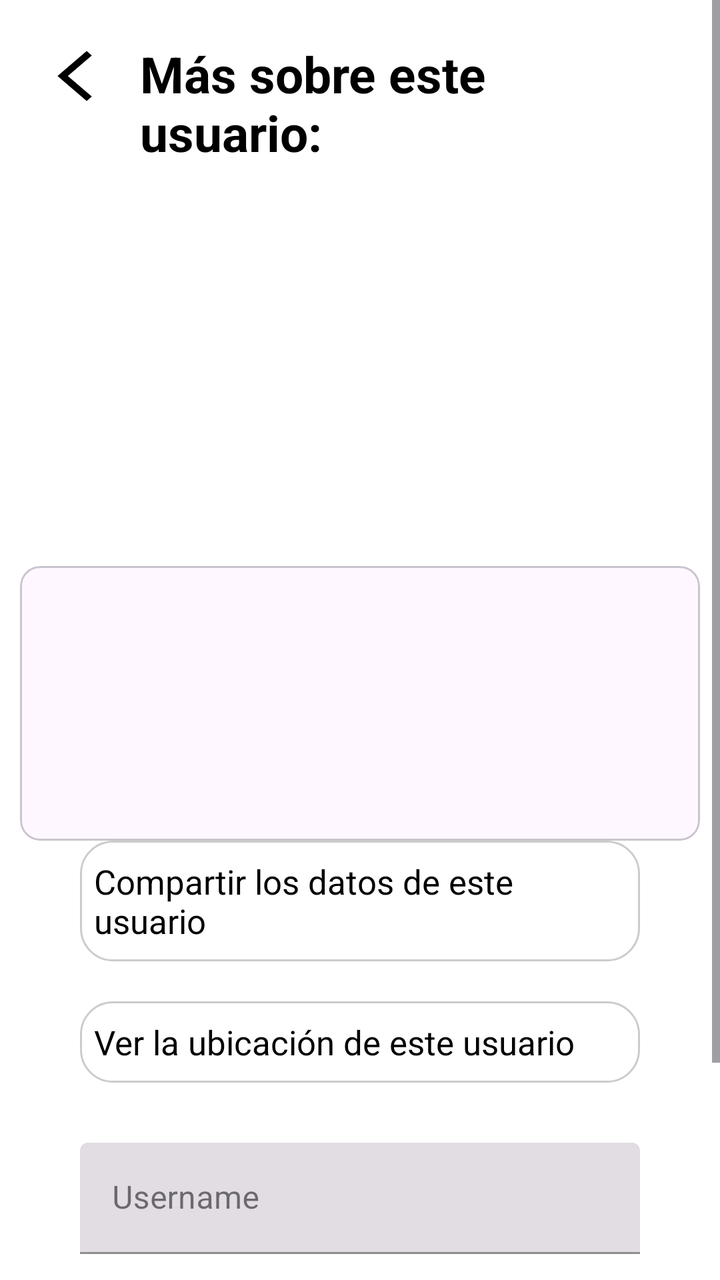
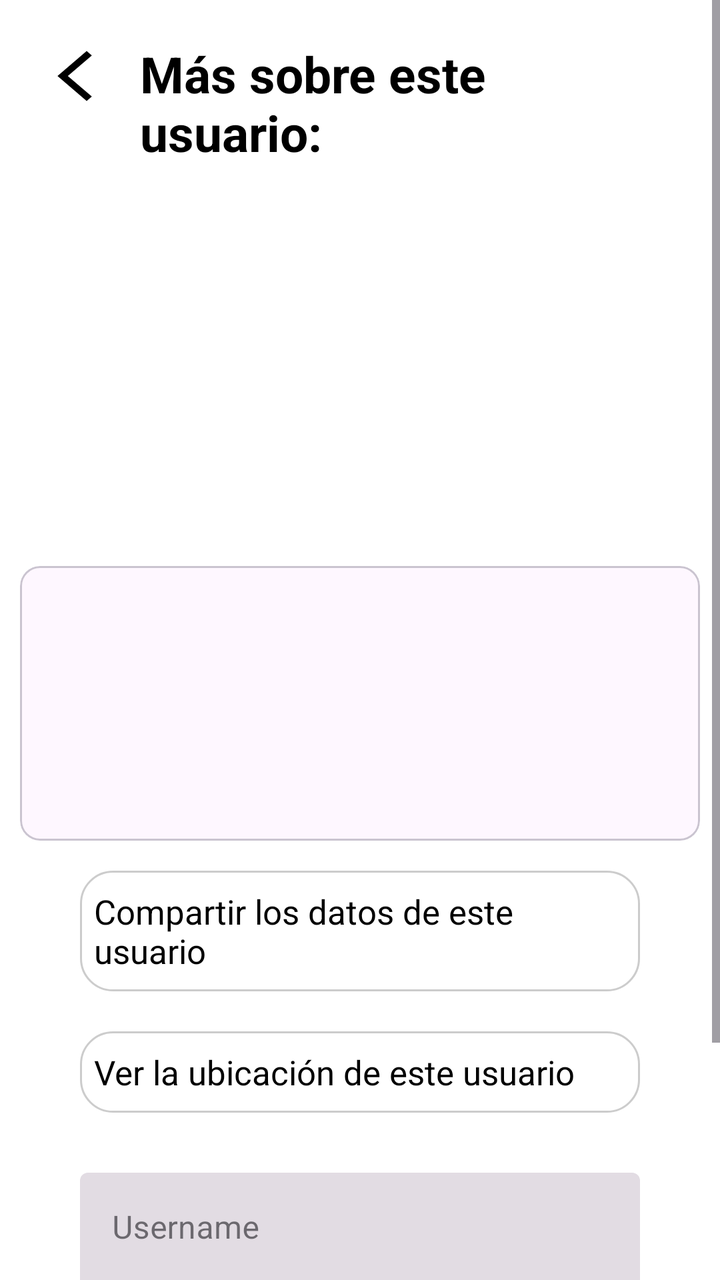

An Android layout rendered at two revisions. The XML below is the earlier revision; the diff shows what the commit changed to produce the second picture.
<!-- AndroidManifest.xml: application theme Theme.ExamenPrueba1 -->
<!-- res/layout/activity_user_data.xml -->
<?xml version="1.0" encoding="utf-8"?>
<ScrollView xmlns:android="http://schemas.android.com/apk/res/android"
    xmlns:tools="http://schemas.android.com/tools"
    android:layout_width="match_parent"
    android:layout_height="match_parent"
    xmlns:app="http://schemas.android.com/apk/res-auto"
    android:background="@color/white"
    tools:context=".MainActivity">

    <androidx.constraintlayout.widget.ConstraintLayout
        android:layout_width="match_parent"
        android:layout_height="match_parent">
    <LinearLayout
        android:layout_width="match_parent"
        android:layout_height="wrap_content"
        android:orientation="vertical"
        app:layout_constraintTop_toTopOf="parent"
        app:layout_constraintStart_toStartOf="parent"
        android:padding="10dp"
        >

        <LinearLayout
            android:id="@+id/top"
            android:layout_width="match_parent"
            android:layout_height="wrap_content"
            app:layout_constraintTop_toTopOf="parent"
            app:layout_constraintStart_toStartOf="parent"
            android:padding="10dp"
            >
            <ImageView
                android:id="@+id/back"
                android:layout_width="35dp"
                android:layout_height="30dp"
                android:layout_marginRight="15dp"
                android:layout_marginTop="3dp"
                android:background="@drawable/baseline_arrow_back_ios_new_24"
                >
            </ImageView>

            <TextView
                android:layout_width="wrap_content"
                android:layout_height="wrap_content"
                android:text="Más sobre este usuario:"
                android:textStyle="bold"
                android:textSize="25sp"
                android:layout_gravity="center"
                android:textColor="@color/black"/>
        </LinearLayout>



            <LinearLayout
                android:layout_width="match_parent"
                android:layout_height="wrap_content"
                android:orientation="vertical"
                android:layout_marginTop="0dp"
                android:padding="15dp">

                <ImageView
                    android:id="@+id/image"
                    android:layout_width="150dp"
                    android:layout_height="150dp"
                    android:layout_gravity="center"/>

            </LinearLayout>

            <com.google.android.material.card.MaterialCardView
                android:layout_width="match_parent"
                android:layout_height="wrap_content"
                android:layout_marginTop="10dp"
                app:cardCornerRadius="10dp">

                <LinearLayout
                    android:layout_width="match_parent"
                    android:layout_height="wrap_content"
                    android:orientation="vertical"
                    android:padding="15dp">
                    <RelativeLayout
                        android:layout_width="match_parent"
                        android:layout_height="wrap_content"
                        android:orientation="horizontal"
                        android:padding="5dp">
                        <LinearLayout
                            android:id="@+id/txt"
                            android:layout_width="match_parent"
                            android:layout_height="wrap_content"
                            android:layout_alignParentTop="true"
                            android:layout_marginStart="4dp"
                            android:layout_marginTop="2dp"
                            android:orientation="vertical"
                            android:layout_marginLeft="4dp"
                            android:layout_marginBottom="5dp">

                            <TextView
                                android:id="@+id/street"
                                android:layout_width="wrap_content"
                                android:layout_height="wrap_content"
                                android:layout_marginBottom="2dp"
                                android:textSize="20sp"
                                android:textStyle="bold"
                                >
                            </TextView>
                            <TextView
                                android:id="@+id/stct"
                                android:layout_width="wrap_content"
                                android:layout_height="wrap_content"
                                android:layout_marginTop="5dp"
                                android:textSize="20sp"
                                android:textStyle="bold"
                                >
                            </TextView>
                            <TextView
                                android:id="@+id/phone"
                                android:layout_width="wrap_content"
                                android:layout_height="wrap_content"
                                android:layout_marginTop="5dp"
                                android:textSize="18dp"
                                >
                            </TextView>


                        </LinearLayout>
                    </RelativeLayout>

                </LinearLayout>

            </com.google.android.material.card.MaterialCardView>

            <LinearLayout
                android:layout_width="match_parent"
                android:layout_height="wrap_content"
                android:orientation="vertical"
                android:paddingLeft="30dp"
                android:paddingRight="30dp">

                <LinearLayout
                    android:id="@+id/contact"
                    android:layout_width="wrap_content"
                    android:layout_height="wrap_content"
                    android:orientation="horizontal"
                    android:background="@drawable/rounded"
                    android:padding="5dp">
                    <LinearLayout
                        android:id="@+id/share"
                        android:layout_width="wrap_content"
                        android:layout_height="wrap_content"
                        android:layout_marginTop="2dp"
                        android:padding="2dp"
                        android:layout_toStartOf="@+id/icon"
                        android:orientation="vertical">

                        <TextView
                            android:id="@+id/textContact"
                            android:layout_height="wrap_content"
                            android:layout_width="wrap_content"
                            android:layout_marginBottom="2dp"
                            android:textColor="@color/black"
                            android:textSize="17sp"
                            android:text="Compartir los datos de este usuario"
                            ></TextView>
                    </LinearLayout>
                    <ImageView
                        android:id="@+id/iconShare"
                        android:layout_width="wrap_content"
                        android:layout_height="wrap_content"
                        android:layout_alignParentRight="true"
                        android:layout_gravity="center"
                        android:paddingLeft="14dp"
                        android:paddingRight="14dp"
                        android:src="@drawable/baseline_share_24"></ImageView>
                </LinearLayout>

                <LinearLayout
                    android:layout_width="match_parent"
                    android:layout_height="match_parent"
                    android:orientation="vertical"
                    android:layout_marginTop="20dp">
                    <LinearLayout
                        android:background="@drawable/rounded"
                        android:id="@+id/ubicacion"
                        android:layout_width="wrap_content"
                        android:layout_height="wrap_content"
                        android:orientation="horizontal"
                        android:padding="5dp">
                        <LinearLayout
                            android:id="@+id/location"
                            android:layout_width="wrap_content"
                            android:layout_height="wrap_content"
                            android:layout_marginTop="2dp"
                            android:padding="2dp"
                            android:layout_toStartOf="@+id/icon"
                            android:orientation="vertical">

                            <TextView
                                android:id="@+id/text"
                                android:layout_width="match_parent"
                                android:layout_height="wrap_content"
                                android:layout_marginBottom="2dp"
                                android:textColor="@color/black"
                                android:textSize="17sp"
                                android:text="Ver la ubicación de este usuario"
                                ></TextView>
                        </LinearLayout>
                        <ImageView
                            android:id="@+id/icon"
                            android:layout_width="wrap_content"
                            android:layout_height="wrap_content"
                            android:layout_alignParentRight="true"
                            android:src="@drawable/baseline_location_on_24"
                            android:layout_gravity="center"
                            android:paddingLeft="14dp"
                            android:paddingRight="14dp"></ImageView>
                    </LinearLayout>
                </LinearLayout>


                <com.google.android.material.textfield.TextInputLayout
                    android:id="@+id/filledTextField"
                    android:layout_width="match_parent"
                    android:layout_height="wrap_content"
                    style="@style/Widget.MaterialComponents.TextInputLayout.FilledBox"
                    android:hint="Username">
                    <com.google.android.material.textfield.TextInputEditText
                        android:id="@+id/edit_username"
                        android:layout_width="match_parent"
                        android:layout_marginTop="30dp"
                        android:layout_height="wrap_content" />
                </com.google.android.material.textfield.TextInputLayout>
                <TextView
                    android:id="@+id/error_username"
                    android:layout_width="match_parent"
                    android:layout_height="wrap_content"
                    android:text="El nombre de usuario es obligatorio"
                    android:textColor="#FF0000"
                    android:textSize="12sp"
                    android:layout_marginBottom="8dp"
                    android:visibility="gone" />

                <com.google.android.material.textfield.TextInputLayout
                    android:id="@+id/filledTextField2"
                    android:layout_width="match_parent"
                    android:layout_height="wrap_content"
                    style="@style/Widget.MaterialComponents.TextInputLayout.FilledBox"
                    android:hint="Password"
                    app:passwordToggleEnabled="true">
                    <com.google.android.material.textfield.TextInputEditText
                        android:id="@+id/edit_password"
                        android:layout_marginTop="20dp"
                        android:layout_width="match_parent"
                        android:layout_height="wrap_content"
                        android:inputType="textPassword"/>
                </com.google.android.material.textfield.TextInputLayout>
                <TextView
                    android:id="@+id/error_password"
                    android:layout_width="match_parent"
                    android:layout_height="wrap_content"
                    android:text="La contraseña es obligatoria"
                    android:textColor="#FF0000"
                    android:textSize="12sp"
                    android:layout_marginBottom="8dp"
                    android:visibility="gone" />


                <com.google.android.material.button.MaterialButton
                    android:id="@+id/verify"
                    android:layout_width="wrap_content"
                    android:layout_height="wrap_content"
                    android:layout_marginTop="10dp"
                    android:background="@drawable/button_shape"
                    android:layout_gravity="center"
                    android:text="Verificar datos">
                </com.google.android.material.button.MaterialButton>

            </LinearLayout>


        </LinearLayout>


    </androidx.constraintlayout.widget.ConstraintLayout>

</ScrollView>
<!-- resources referenced by this layout -->
<resources>
  <color name="black">#FF000000</color>
  <color name="white">#FFFFFFFF</color>
  <!-- drawable baseline_arrow_back_ios_new_24 (drawable) -->
  <vector android:height="24dp" android:tint="#000000"
      android:viewportHeight="24" android:viewportWidth="24"
      android:width="24dp" xmlns:android="http://schemas.android.com/apk/res/android">
      <path android:fillColor="@android:color/white" android:pathData="M17.77,3.77l-1.77,-1.77l-10,10l10,10l1.77,-1.77l-8.23,-8.23z"/>
  </vector>
  <!-- drawable baseline_location_on_24 (drawable) -->
  <vector android:height="24dp" android:tint="#43284C"
      android:viewportHeight="24" android:viewportWidth="24"
      android:width="24dp" xmlns:android="http://schemas.android.com/apk/res/android">
      <path android:fillColor="@android:color/white" android:pathData="M12,2C8.13,2 5,5.13 5,9c0,5.25 7,13 7,13s7,-7.75 7,-13c0,-3.87 -3.13,-7 -7,-7zM12,11.5c-1.38,0 -2.5,-1.12 -2.5,-2.5s1.12,-2.5 2.5,-2.5 2.5,1.12 2.5,2.5 -1.12,2.5 -2.5,2.5z"/>
  </vector>
  <!-- drawable baseline_share_24 (drawable) -->
  <vector android:height="24dp" android:tint="#282D5E"
      android:viewportHeight="24" android:viewportWidth="24"
      android:width="24dp" xmlns:android="http://schemas.android.com/apk/res/android">
      <path android:fillColor="@android:color/white" android:pathData="M18,16.08c-0.76,0 -1.44,0.3 -1.96,0.77L8.91,12.7c0.05,-0.23 0.09,-0.46 0.09,-0.7s-0.04,-0.47 -0.09,-0.7l7.05,-4.11c0.54,0.5 1.25,0.81 2.04,0.81 1.66,0 3,-1.34 3,-3s-1.34,-3 -3,-3 -3,1.34 -3,3c0,0.24 0.04,0.47 0.09,0.7L8.04,9.81C7.5,9.31 6.79,9 6,9c-1.66,0 -3,1.34 -3,3s1.34,3 3,3c0.79,0 1.5,-0.31 2.04,-0.81l7.12,4.16c-0.05,0.21 -0.08,0.43 -0.08,0.65 0,1.61 1.31,2.92 2.92,2.92 1.61,0 2.92,-1.31 2.92,-2.92s-1.31,-2.92 -2.92,-2.92z"/>
  </vector>
  <!-- drawable button_shape (drawable) -->
  <?xml version="1.0" encoding="utf-8"?>
  <shape xmlns:android="http://schemas.android.com/apk/res/android" android:shape="rectangle">
      <solid android:color="#5fa2d3" /> <corners android:radius="16dp" /> <stroke
      android:width="1dp" android:color="#507fa2" /> <padding
      android:left="3dp"
      android:top="3dp"
      android:right="3dp"
      android:bottom="3dp" />
  </shape>
  <!-- drawable rounded (drawable) -->
  <?xml version="1.0" encoding="utf-8"?>
  <shape xmlns:android="http://schemas.android.com/apk/res/android" android:shape="rectangle">
      <solid android:color="#FFFFFF" /> <corners android:radius="16dp" /> <stroke
      android:width="1dp" android:color="#CCCCCC" /> <padding
      android:left="3dp"
      android:top="3dp"
      android:right="3dp"
      android:bottom="3dp" />
  
  </shape>
  <style name="Theme.ExamenPrueba1" parent="Base.Theme.ExamenPrueba1" />
  <style name="Base.Theme.ExamenPrueba1" parent="Theme.Material3.DayNight.NoActionBar">
          
          
      </style>
</resources>

<!-- the commit's change to res/layout/activity_user_data.xml (unified diff, before → after) -->
@@ -139,7 +139,8 @@
                     android:layout_height="wrap_content"
                     android:orientation="horizontal"
                     android:background="@drawable/rounded"
-                    android:padding="5dp">
+                    android:padding="5dp"
+                    android:layout_marginTop="15dp">
                     <LinearLayout
                         android:id="@+id/share"
                         android:layout_width="wrap_content"
